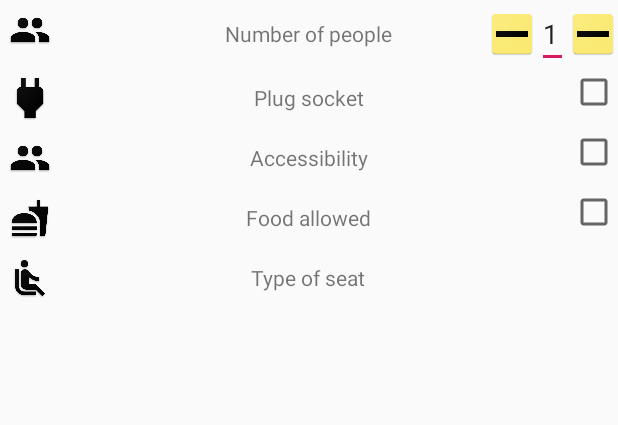
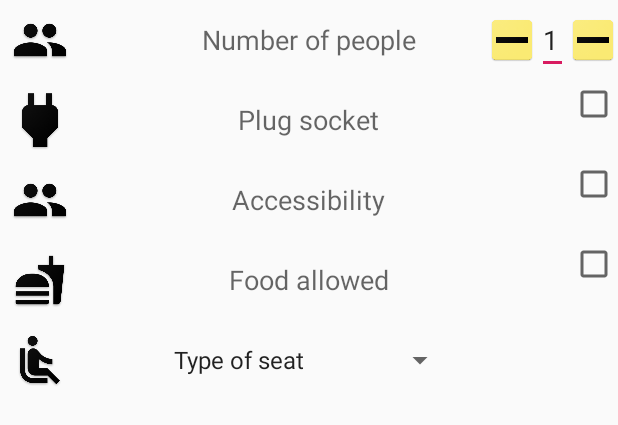
Before and after one commit to Annelab/SeatFinder, an Android app: the layout fragment_filter.xml on its own in the app's theme, with its tools: preview values and no code run, on a phone screen of 412 x 824 dp. Shown: the top 425 px of the screen. Run offline under Robolectric (Android 15) with nearby library versions, the phone set to English and light mode, and no system bars.

Commit message:
Work on Filter in progress

```diff
--- a/app/src/main/java/com/example/loska/seatfinder/MapFragment.java
+++ b/app/src/main/java/com/example/loska/seatfinder/MapFragment.java
@@ -148,6 +148,8 @@ public class MapFragment extends Fragment implements View.OnClickListener {
                 break;
 
             case R.id.filterButton:
+                FilterFragment filter = FilterFragment.newInstance();
+                getChildFragmentManager().beginTransaction().replace(R.id.mapWrapper, filter).commit();
                 break;
         }
     }
@@ -166,4 +168,8 @@ public class MapFragment extends Fragment implements View.OnClickListener {
         // TODO: Update argument type and name
         void onFragmentInteraction(Uri uri);
     }
+
+    public void onFilter(){
+
+    }
 }
--- a/app/src/main/res/layout/fragment_filter.xml
+++ b/app/src/main/res/layout/fragment_filter.xml
@@ -12,8 +12,8 @@
         android:orientation="horizontal">
 
         <ImageView
-            android:layout_width="60px"
-            android:layout_height="60px"
+            android:layout_width="80px"
+            android:layout_height="80px"
             android:layout_alignParentLeft="true"
             android:layout_alignParentStart="true"
             android:src = "@drawable/people"/>
@@ -23,6 +23,7 @@
             android:layout_height="wrap_content"
             android:layout_centerHorizontal="true"
             android:layout_centerVertical="true"
+            android:textAppearance="@style/TextAppearance.AppCompat.Medium"
             android:text = "Number of people"/>
 
         <ImageButton
@@ -65,8 +66,8 @@
         android:orientation="horizontal">
 
         <ImageView
-            android:layout_width="60px"
-            android:layout_height="60px"
+            android:layout_width="80px"
+            android:layout_height="80px"
             android:layout_alignParentLeft="true"
             android:layout_alignParentStart="true"
             android:src = "@drawable/plug"/>
@@ -76,6 +77,7 @@
             android:layout_height="wrap_content"
             android:layout_centerHorizontal="true"
             android:layout_centerVertical="true"
+            android:textAppearance="@style/TextAppearance.AppCompat.Medium"
             android:text = "Plug socket"/>
 
         <CheckBox
@@ -92,8 +94,8 @@
         android:orientation="horizontal">
 
         <ImageView
-            android:layout_width="60px"
-            android:layout_height="60px"
+            android:layout_width="80px"
+            android:layout_height="80px"
             android:layout_alignParentLeft="true"
             android:layout_alignParentStart="true"
             android:src = "@drawable/people"/>
@@ -103,6 +105,7 @@
             android:layout_height="wrap_content"
             android:layout_centerHorizontal="true"
             android:layout_centerVertical="true"
+            android:textAppearance="@style/TextAppearance.AppCompat.Medium"
             android:text = "Accessibility"/>
 
         <CheckBox
@@ -119,8 +122,8 @@
         android:orientation="horizontal">
 
         <ImageView
-            android:layout_width="60px"
-            android:layout_height="60px"
+            android:layout_width="80px"
+            android:layout_height="80px"
             android:layout_alignParentLeft="true"
             android:layout_alignParentStart="true"
             android:src = "@drawable/foodrink"/>
@@ -130,6 +133,7 @@
             android:layout_height="wrap_content"
             android:layout_centerHorizontal="true"
             android:layout_centerVertical="true"
+            android:textAppearance="@style/TextAppearance.AppCompat.Medium"
             android:text = "Food allowed"/>
 
         <CheckBox
@@ -146,18 +150,21 @@
         android:orientation="horizontal">
 
         <ImageView
-            android:layout_width="60px"
-            android:layout_height="60px"
+            android:layout_width="80px"
+            android:layout_height="80px"
             android:layout_alignParentLeft="true"
             android:layout_alignParentStart="true"
             android:src = "@drawable/seat_type"/>
 
-        <TextView
+        <Spinner
+            android:id="@+id/spinner"
             android:layout_width="wrap_content"
             android:layout_height="wrap_content"
             android:layout_centerHorizontal="true"
             android:layout_centerVertical="true"
-            android:text = "Type of seat"/>
+            android:drawSelectorOnTop="true"
+            android:entries="@array/seats"
+            />
 
 
     </RelativeLayout>
--- a/app/src/main/res/values/strings.xml
+++ b/app/src/main/res/values/strings.xml
@@ -9,6 +9,15 @@
     <string name="title_activity_login">Sign in</string>
 
     <string name="floors">Floors</string>
+
+    <string-array name="seats">
+        <item>Type of seat</item>
+        <item>Any</item>
+        <item>Solo reading place</item>
+        <item>Computer room</item>
+        <item>Coffee</item>
+        <item>Group room</item>
+    </string-array>
 
     <!-- Strings related to login -->
     <string name="prompt_email">Email</string>
```
Also changed, not shown: app/src/main/java/com/example/loska/seatfinder/FilterFragment.java (+8 -22 lines).
